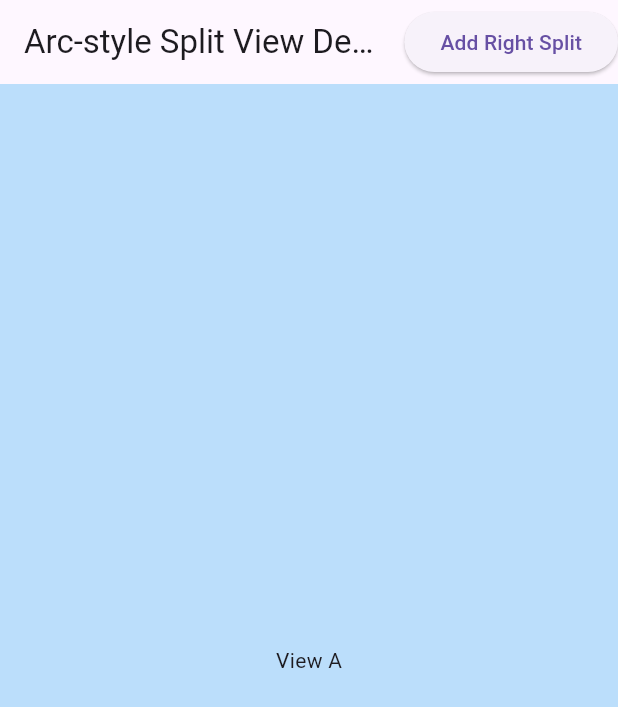
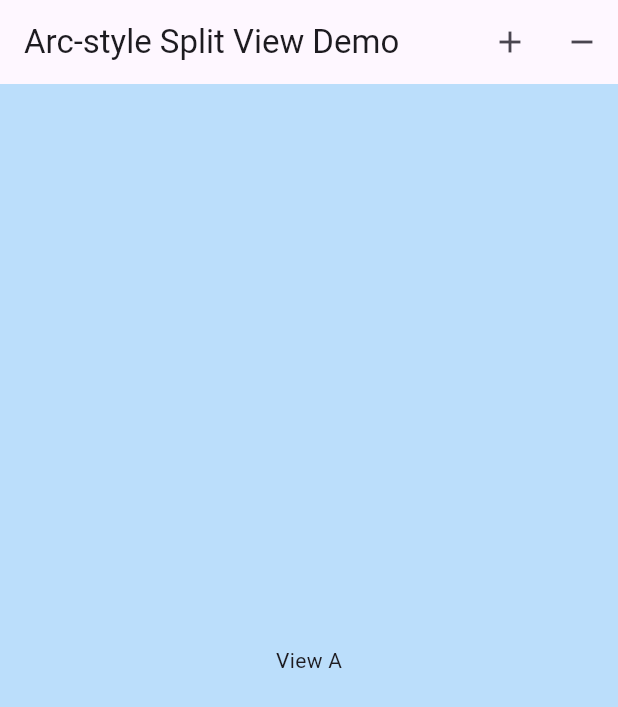
Before and after one commit to r0227n/gtd_journal, a Flutter app: the screen it shows after launch, on a phone screen of 412 x 824 dp. Shown: the top 707 px of the screen. Run offline on Flutter 3.47's test engine with Material 3 defaults, Android fonts, the phone set to English and light mode, and no system bars.

Commit message:
add: split_view widget

```diff
--- a/lib/main.dart
+++ b/lib/main.dart
@@ -1,4 +1,5 @@
 import 'package:flutter/material.dart';
+import 'package:gtd_journal/widgets/split_view.dart';
 
 void main() => runApp(const MyApp());
 
@@ -21,15 +22,12 @@
 }
 
 class _SplitViewDemoState extends State<SplitViewDemo> {
-  bool isSplit = false;
-  double dividerPosition = 0.5;
-
-  void _handleDragUpdate(DragUpdateDetails details) {
-    setState(() {
-      dividerPosition += details.delta.dx / context.size!.width;
-      dividerPosition = dividerPosition.clamp(0.1, 0.9);
-    });
-  }
+  List<Widget> children = [
+    Container(
+      color: Colors.blue[100],
+      child: const Center(child: Text('View A')),
+    ),
+  ];
 
   @override
   Widget build(BuildContext context) {
@@ -37,60 +35,28 @@
       appBar: AppBar(
         title: const Text('Arc-style Split View Demo'),
         actions: [
-          ElevatedButton(
+          IconButton(
             onPressed: () {
               setState(() {
-                isSplit = !isSplit;
+                children.add(Container(
+                  color: Colors.purple[100],
+                  child: const Center(child: Text('View D')),
+                ));
               });
             },
-            child: Text(isSplit ? 'Remove Split' : 'Add Right Split'),
+            icon: const Icon(Icons.add),
+          ),
+          IconButton(
+            onPressed: () {
+              setState(() {
+                children.removeLast();
+              });
+            },
+            icon: const Icon(Icons.remove),
           ),
         ],
       ),
-      body: isSplit
-          ? Row(
-              children: [
-                Expanded(
-                  flex: (dividerPosition * 100).round(),
-                  child: Container(
-                    color: Colors.blue[100],
-                    child: const Center(child: Text('View A')),
-                  ),
-                ),
-                GestureDetector(
-                  behavior: HitTestBehavior.translucent,
-                  onHorizontalDragUpdate: _handleDragUpdate,
-                  child: CustomPaint(
-                    size: const Size(10, double.infinity),
-                    painter: DividerPainter(),
-                  ),
-                ),
-                Expanded(
-                  flex: ((1 - dividerPosition) * 100).round(),
-                  child: Container(
-                    color: Colors.green[100],
-                    child: const Center(child: Text('View B')),
-                  ),
-                ),
-              ],
-            )
-          : Container(
-              color: Colors.blue[100],
-              child: const Center(child: Text('View A')),
-            ),
+      body: SplitView(children: children),
     );
   }
 }
-
-class DividerPainter extends CustomPainter {
-  @override
-  void paint(Canvas canvas, Size size) {
-    final paint = Paint()
-      ..color = Colors.grey
-      ..strokeWidth = 1;
-    canvas.drawLine(Offset(size.width / 2, 0), Offset(size.width / 2, size.height), paint);
-  }
-
-  @override
-  bool shouldRepaint(covariant CustomPainter oldDelegate) => false;
-}
--- /dev/null
+++ b/lib/widgets/split_view.dart
@@ -0,0 +1,105 @@
+import 'package:flutter/material.dart';
+
+class SplitView extends StatefulWidget {
+  const SplitView({
+    super.key,
+    required this.children,
+  });
+
+  final List<Widget> children;
+
+  @override
+  State<SplitView> createState() => _SplitViewState();
+}
+
+class _SplitViewState extends State<SplitView> {
+  List<double> dividerPositions = [];
+
+  @override
+  void initState() {
+    super.initState();
+    dividerPositions = List.generate(
+      widget.children.length - 1,
+      (index) => (index + 1) / (widget.children.length + 1),
+    );
+  }
+
+  @override
+  void didUpdateWidget(covariant SplitView oldWidget) {
+    dividerPositions = List.generate(
+      widget.children.length - 1,
+      (index) => (index + 1) / (widget.children.length + 1),
+    );
+    super.didUpdateWidget(oldWidget);
+  }
+
+  void addSplit() {
+    if (dividerPositions.isEmpty) {
+      dividerPositions.add(0.5);
+    } else {
+      double lastPosition = dividerPositions.last;
+      dividerPositions.add(lastPosition + (1 - lastPosition) / 2);
+    }
+    setState(() {});
+  }
+
+  void removeSplit() {
+    if (dividerPositions.isNotEmpty) {
+      dividerPositions.removeLast();
+      setState(() {});
+    }
+  }
+
+  void _handleDragUpdate(int index, DragUpdateDetails details) {
+    setState(() {
+      dividerPositions[index] += details.delta.dx / context.size!.width;
+      dividerPositions[index] = dividerPositions[index].clamp(
+        index == 0 ? 0.1 : dividerPositions[index - 1] + 0.1,
+        index == dividerPositions.length - 1 ? 0.9 : dividerPositions[index + 1] - 0.1,
+      );
+    });
+  }
+
+  @override
+  Widget build(BuildContext context) {
+    return Scrollbar(
+      scrollbarOrientation: ScrollbarOrientation.bottom,
+      child: Row(
+        children: [
+          for (int i = 0; i <= dividerPositions.length; i++) ...[
+            Expanded(
+              flex: i == 0
+                  ? (dividerPositions.isEmpty ? 100 : (dividerPositions[0] * 100).round())
+                  : i == dividerPositions.length
+                      ? ((1 - dividerPositions.last) * 100).round()
+                      : ((dividerPositions[i] - dividerPositions[i - 1]) * 100).round(),
+              child: widget.children[i],
+            ),
+            if (i < dividerPositions.length)
+              GestureDetector(
+                behavior: HitTestBehavior.translucent,
+                onHorizontalDragUpdate: (details) => _handleDragUpdate(i, details),
+                child: CustomPaint(
+                  size: const Size(10, double.infinity),
+                  painter: DividerPainter(),
+                ),
+              ),
+          ],
+        ],
+      ),
+    );
+  }
+}
+
+class DividerPainter extends CustomPainter {
+  @override
+  void paint(Canvas canvas, Size size) {
+    final paint = Paint()
+      ..color = Colors.grey
+      ..strokeWidth = 1;
+    canvas.drawLine(Offset(size.width / 2, 0), Offset(size.width / 2, size.height), paint);
+  }
+
+  @override
+  bool shouldRepaint(covariant CustomPainter oldDelegate) => false;
+}
--- /dev/null
+++ b/lib/widgets/widgets.dart
@@ -0,0 +1 @@
+export 'split_view.dart';
```
